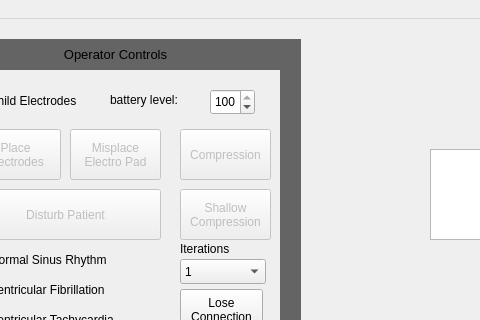
First picture: the form in COMP3004-FA/mainwindow.ui, repository ConnorG1067/COMP3004-FA, before the edit; both pictures show x 380 to 860 and y 0 to 320 of the 1122 by 694 pixel window.
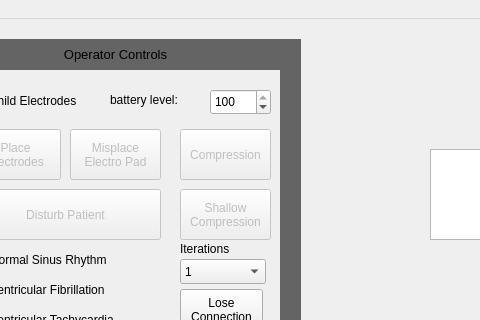
Second picture: the form after the edit. Icons and pictures are not drawn.

```diff
--- a/COMP3004-FA/mainwindow.ui
+++ b/COMP3004-FA/mainwindow.ui
@@ -900,7 +900,7 @@
      <rect>
       <x>590</x>
       <y>70</y>
-      <width>45</width>
+      <width>61</width>
       <height>26</height>
      </rect>
     </property>
```
